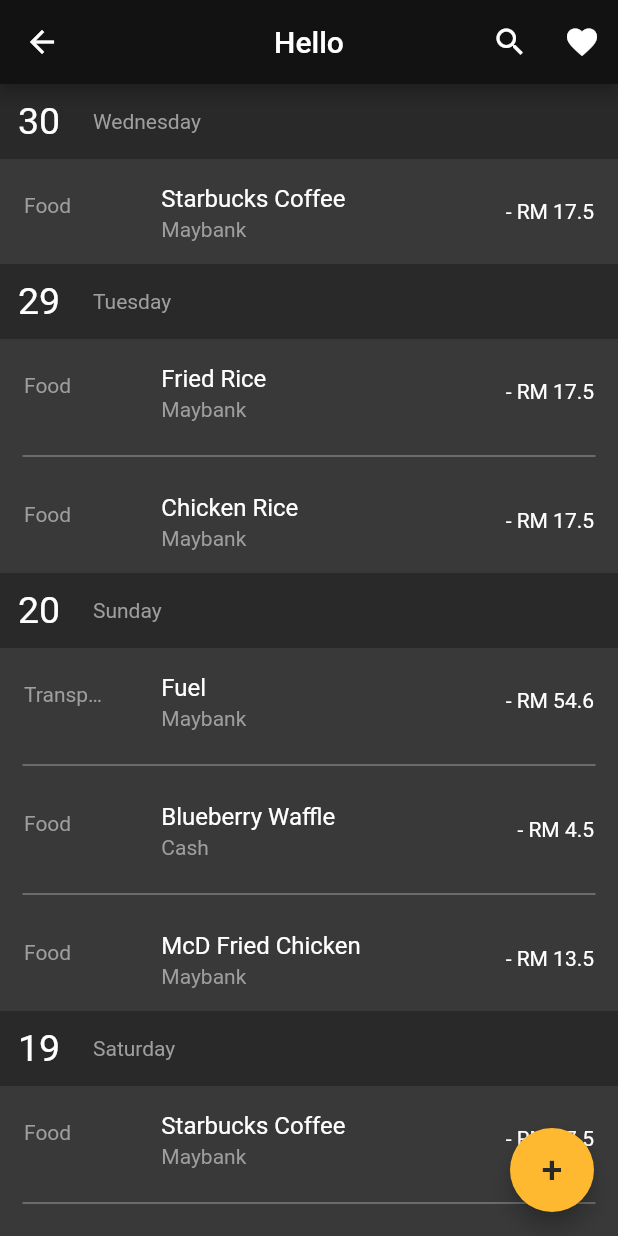
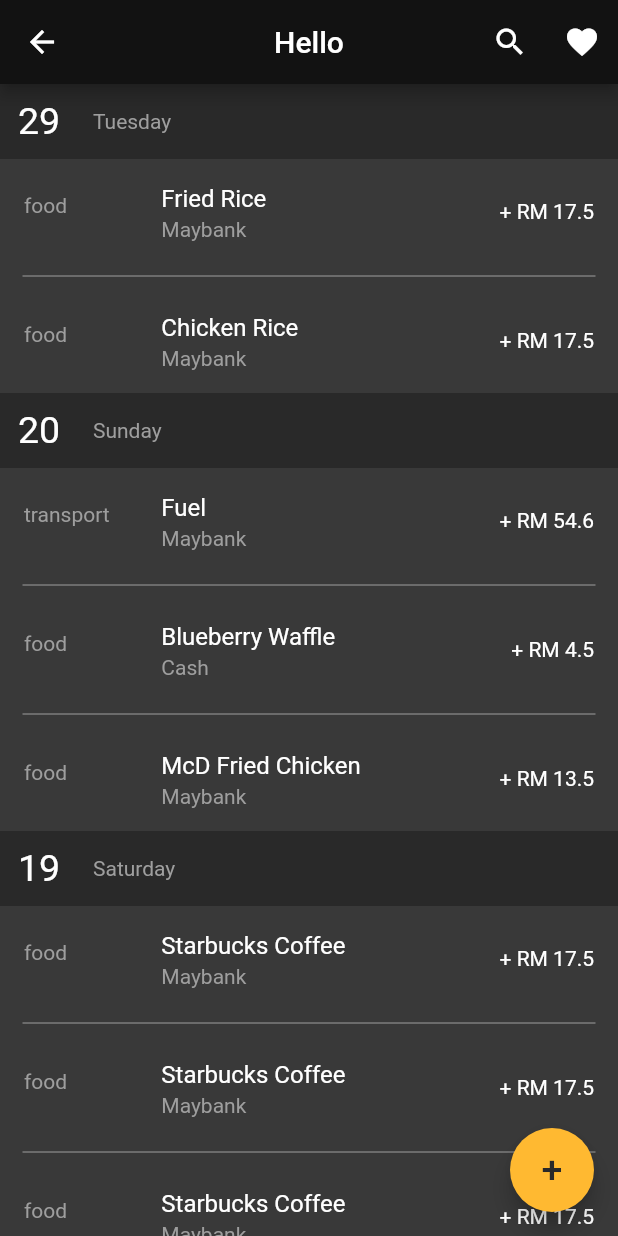
Before and after one commit to chwizdo/budget_tracking_system, a Flutter app: the Record screen opened directly, on a phone screen of 412 x 824 dp. Run offline on Flutter 3.47's test engine with Material 2 defaults, Android fonts, the phone set to English and light mode, and no system bars; drawn by our look-alikes of grouped_list; our stand-ins replace custom_radio_grouped_button, firebase_auth, flutter_spinkit; accounts and stored records are empty; network calls fail.

Commit message:
Imported Record Services to record.dart
Modified:
1. Replaced the record placeholder class
2. Imported record services to bottomNavTabs/record.dart
3. Recreate record list
4. Updated codes to display the correct data

```diff
--- a/lib/bottomNavTabs/record.dart
+++ b/lib/bottomNavTabs/record.dart
@@ -2,21 +2,9 @@ import 'package:flutter/material.dart';
 import 'package:intl/intl.dart';
 import 'package:grouped_list/grouped_list.dart';
 import 'package:budget_tracking_system/services/auth.dart';
-
-//Create the Records() Class to initialize variables and create constructors to accept various inputs
-class Records {
-  String category, title, account, type;
-  double money;
-  DateTime currentDate;
-
-  Records(
-      {this.category,
-      this.title,
-      this.account,
-      this.money,
-      this.type,
-      this.currentDate});
-}
+import 'package:budget_tracking_system/services/record.dart' as recordServ;
+import 'package:budget_tracking_system/services/category.dart';
+import 'package:budget_tracking_system/services/account.dart';
 
 //A separator class that is responsible for grouping the list based on day by creating a new container/header for each list.
 class RecordGroupSeparator extends StatelessWidget {
@@ -66,71 +54,80 @@ class Record extends StatefulWidget {
 }
 
 class _RecordState extends State<Record> {
-  //A list to store all the records by passing the values through using the constructor from Records() Class.
+  // Temporary list to store all the records
   List recordView = [
-    Records(
-        category: 'Food',
+    recordServ.Record(
+      type: 'expense',
       title: 'McD Fried Chicken',
-        account: 'Maybank',
-        money: 13.50,
-        type: 'Expenses',
-        currentDate: DateTime.utc(2020, 12, 20)),
-    Records(
-        category: 'Food',
+      dateTime: DateTime.utc(2020, 12, 20),
+      category: Category(name: 'food', type: 'expenses'),
+      account: Account(name: 'Maybank', currency: 'MYR', amount: 500),
+      amount: 13.50,
+    ),
+    recordServ.Record(
+      type: 'expense',
       title: 'Blueberry Waffle',
-        account: 'Cash',
-        money: 4.50,
-        type: 'Expenses',
-        currentDate: DateTime.utc(2020, 12, 20)),
-    Records(
-        category: 'Transport',
+      dateTime: DateTime.utc(2020, 12, 20),
+      category: Category(name: 'food', type: 'expenses'),
+      account: Account(name: 'Cash', currency: 'MYR', amount: 500),
+      amount: 4.50,
+    ),
+    recordServ.Record(
+      type: 'expense',
       title: 'Fuel',
-        account: 'Maybank',
-        money: 54.60,
-        type: 'Expenses',
-        currentDate: DateTime.utc(2020, 12, 20)),
-    Records(
-        category: 'Entertainment',
+      dateTime: DateTime.utc(2020, 12, 20),
+      category: Category(name: 'transport', type: 'expenses'),
+      account: Account(name: 'Maybank', currency: 'MYR', amount: 500),
+      amount: 54.60,
+    ),
+    recordServ.Record(
+      type: 'expense',
       title: 'Avenger End Game',
-        account: 'Maybank',
-        money: 17.50,
-        type: 'Expenses',
-        currentDate: DateTime.utc(2020, 12, 19)),
-    Records(
-        category: 'Food',
+      dateTime: DateTime.utc(2020, 12, 19),
+      category: Category(name: 'entertainment', type: 'expenses'),
+      account: Account(name: 'Maybank', currency: 'MYR', amount: 500),
+      amount: 17.50,
+    ),
+    recordServ.Record(
+      type: 'expense',
       title: 'Starbucks Coffee',
-        account: 'Maybank',
-        money: 17.50,
-        type: 'Expenses',
-        currentDate: DateTime.utc(2020, 12, 19)),
-    Records(
-        category: 'Food',
+      dateTime: DateTime.utc(2020, 12, 19),
+      category: Category(name: 'food', type: 'expenses'),
+      account: Account(name: 'Maybank', currency: 'MYR', amount: 500),
+      amount: 17.50,
+    ),
+    recordServ.Record(
+      type: 'expense',
       title: 'Starbucks Coffee',
-        account: 'Maybank',
-        money: 17.50,
-        type: 'Expenses',
-        currentDate: DateTime.utc(2020, 12, 18)),
-    Records(
-        category: 'Food',
+      dateTime: DateTime.utc(2020, 12, 19),
+      category: Category(name: 'food', type: 'expenses'),
+      account: Account(name: 'Maybank', currency: 'MYR', amount: 500),
+      amount: 17.50,
+    ),
+    recordServ.Record(
+      type: 'expense',
       title: 'Starbucks Coffee',
-        account: 'Maybank',
-        money: 17.50,
-        type: 'Expenses',
-        currentDate: DateTime.utc(2020, 12, 30)),
-    Records(
-        category: 'Food',
+      dateTime: DateTime.utc(2020, 12, 19),
+      category: Category(name: 'food', type: 'expenses'),
+      account: Account(name: 'Maybank', currency: 'MYR', amount: 500),
+      amount: 17.50,
+    ),
+    recordServ.Record(
+      type: 'expense',
       title: 'Chicken Rice',
-        account: 'Maybank',
-        money: 17.50,
-        type: 'Expenses',
-        currentDate: DateTime.utc(2020, 12, 29)),
-    Records(
-        category: 'Food',
+      dateTime: DateTime.utc(2020, 12, 29),
+      category: Category(name: 'food', type: 'expenses'),
+      account: Account(name: 'Maybank', currency: 'MYR', amount: 500),
+      amount: 17.50,
+    ),
+    recordServ.Record(
+      type: 'expense',
       title: 'Fried Rice',
-        account: 'Maybank',
-        money: 17.50,
-        type: 'Expenses',
-        currentDate: DateTime.utc(2020, 12, 29)),
+      dateTime: DateTime.utc(2020, 12, 29),
+      category: Category(name: 'food', type: 'expenses'),
+      account: Account(name: 'Maybank', currency: 'MYR', amount: 500),
+      amount: 17.50,
+    ),
   ];
   final AuthService _auth = AuthService();
   @override
@@ -172,12 +169,12 @@ class _RecordState extends State<Record> {
           elements: recordView,
           //groupBy is a function that chooses what to group given by an element.
           //In this case, we give an element named record to represent our recordView list, and we want to group by currentDate.
-          groupBy: (record) => record.currentDate,
+          groupBy: (record) => record.dateTime,
           //This function prepares to separate the lists by date.
           //This can be done by returning a constructor of RecordGroupSeparator() that passes currentDate to date.
           //Hence the RecordGroupSeparator() class can perform its own task which is to generate respective headers for each lists.
-          groupSeparatorBuilder: (DateTime currentDate) =>
-              RecordGroupSeparator(date: currentDate),
+          groupSeparatorBuilder: (DateTime dateTime) =>
+              RecordGroupSeparator(date: dateTime),
           //Arrange the grouped lists in descending order
           order: GroupedListOrder.DESC,
           useStickyGroupSeparators: true,
@@ -199,7 +196,7 @@ class _RecordState extends State<Record> {
                     flex: 4,
                     child: ListTile(
                       leading: Text(
-                        record.category,
+                        record.category.name,
                         //Used to wrap long texts
                         overflow: TextOverflow.ellipsis,
                         style: TextStyle(color: Colors.grey, fontSize: 14),
@@ -216,7 +213,7 @@ class _RecordState extends State<Record> {
                         style: TextStyle(color: Colors.white),
                       ),
                       subtitle: Text(
-                        record.account,
+                        record.account.name,
                         style: TextStyle(color: Colors.grey),
                       ),
                     ),
@@ -229,12 +226,12 @@ class _RecordState extends State<Record> {
                       //If it is expenses, add '-' in front of money, else add '+'
                       trailing: record.type == 'Expenses'
                           ? Text(
-                              "- RM " + record.money.toString(),
+                              "- RM " + record.amount.toString(),
                               style: TextStyle(
                                   color: Colors.white, fontSize: 14.0),
                             )
                           : Text(
-                              "+ RM " + record.money.toString(),
+                              "+ RM " + record.amount.toString(),
                               style: TextStyle(
                                   color: Colors.white, fontSize: 14.0),
                             ),
--- a/lib/services/record.dart
+++ b/lib/services/record.dart
@@ -17,6 +17,7 @@ class Record {
   double _amount;
   String _note;
   String _attachment;
+  bool _isFav;
 
   // constructor to create new record
   // type, date & time, category and amount are mandatory
@@ -29,6 +30,7 @@ class Record {
     @required double amount,
     String note,
     String attachment,
+    bool isFav,
   })  : _type = type,
         _title = title,
         _dateTime = dateTime,
@@ -36,7 +38,8 @@ class Record {
         _account = account,
         _amount = amount,
         _note = note,
-        _attachment = attachment;
+        _attachment = attachment,
+        _isFav = isFav;
 
   // getters for all private properties
   String get type {
@@ -71,6 +74,10 @@ class Record {
     return _attachment;
   }
 
+  bool get isFav {
+    return _isFav;
+  }
+
   // update all private properties
   // type, date & time, category and amount are mandatory
   void setProperties({
@@ -82,6 +89,7 @@ class Record {
     @required double amount,
     String note,
     String attachment,
+    bool isFav,
   }) {
     _type = type;
     _title = title;
@@ -91,12 +99,17 @@ class Record {
     _amount = amount;
     _note = note;
     _attachment = attachment;
+    _isFav = isFav;
   }
 
+  static List<Record> search() {}
+
   // TODO delete record
+  // Implemented in main page
   void rmRecord() {}
 
   // TODO retrieve all records from database
   // Does not require to create instance
+  // Implemented in main page
   static List<Record> getRecords() {}
 }
```
Lines whose indentation alone changed are shown as unchanged.
